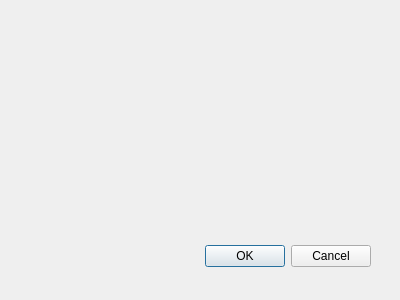
Old version of the form source/windows/model/resume/resumereadwindow.ui in the repository Who-are-me/term_paper_2022.
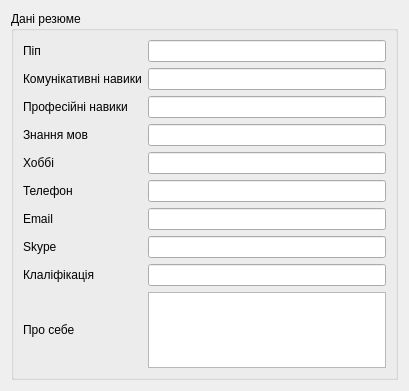
New version of the form.

What changed in the file:
```diff
--- a/source/windows/model/resume/resumereadwindow.ui
+++ b/source/windows/model/resume/resumereadwindow.ui
@@ -8,29 +8,131 @@
    <rect>
     <x>0</x>
     <y>0</y>
-    <width>400</width>
-    <height>300</height>
+    <width>409</width>
+    <height>391</height>
    </rect>
   </property>
   <property name="windowTitle">
    <string>Dialog</string>
   </property>
-  <widget name="buttonBox" class="QDialogButtonBox">
-   <property name="geometry">
-    <rect>
-     <x>30</x>
-     <y>240</y>
-     <width>341</width>
-     <height>32</height>
-    </rect>
-   </property>
-   <property name="orientation">
-    <enum>Qt::Horizontal</enum>
-   </property>
-   <property name="standardButtons">
-    <set>QDialogButtonBox::Cancel|QDialogButtonBox::Ok</set>
-   </property>
-  </widget>
+  <layout class="QGridLayout" name="gridLayout_2">
+   <item row="0" column="0" colspan="2">
+    <widget class="QGroupBox" name="groupBox">
+     <property name="title">
+      <string>Дані резюме</string>
+     </property>
+     <layout class="QGridLayout" name="gridLayout">
+      <item row="11" column="0">
+       <widget class="QLabel" name="l_company">
+        <property name="text">
+         <string>Клаліфікація</string>
+        </property>
+       </widget>
+      </item>
+      <item row="5" column="0">
+       <widget class="QLabel" name="l_city">
+        <property name="text">
+         <string>Хоббі</string>
+        </property>
+       </widget>
+      </item>
+      <item row="5" column="2">
+       <widget class="QLineEdit" name="le_hobbies"/>
+      </item>
+      <item row="2" column="0">
+       <widget class="QLabel" name="l_salary">
+        <property name="text">
+         <string>Комунікативні навики</string>
+        </property>
+       </widget>
+      </item>
+      <item row="13" column="2">
+       <widget class="QTextEdit" name="te_about_myself">
+        <property name="minimumSize">
+         <size>
+          <width>48</width>
+          <height>0</height>
+         </size>
+        </property>
+       </widget>
+      </item>
+      <item row="7" column="0">
+       <widget class="QLabel" name="l_email">
+        <property name="text">
+         <string>Email</string>
+        </property>
+       </widget>
+      </item>
+      <item row="3" column="0">
+       <widget class="QLabel" name="l_education">
+        <property name="text">
+         <string>Професійні навики</string>
+        </property>
+       </widget>
+      </item>
+      <item row="0" column="2">
+       <widget class="QLineEdit" name="le_pip"/>
+      </item>
+      <item row="4" column="2">
+       <widget class="QLineEdit" name="le_language"/>
+      </item>
+      <item row="2" column="2">
+       <widget class="QLineEdit" name="le_soft_skills"/>
+      </item>
+      <item row="4" column="0">
+       <widget class="QLabel" name="l_experience">
+        <property name="text">
+         <string>Знання мов</string>
+        </property>
+       </widget>
+      </item>
+      <item row="13" column="0">
+       <widget class="QLabel" name="l_description">
+        <property name="text">
+         <string>Про себе</string>
+        </property>
+       </widget>
+      </item>
+      <item row="6" column="0">
+       <widget class="QLabel" name="l_phone">
+        <property name="text">
+         <string>Телефон</string>
+        </property>
+       </widget>
+      </item>
+      <item row="8" column="0">
+       <widget class="QLabel" name="l_location">
+        <property name="text">
+         <string>Skype</string>
+        </property>
+       </widget>
+      </item>
+      <item row="0" column="0">
+       <widget class="QLabel" name="l_title">
+        <property name="text">
+         <string>Піп</string>
+        </property>
+       </widget>
+      </item>
+      <item row="3" column="2">
+       <widget class="QLineEdit" name="le_hard_skills"/>
+      </item>
+      <item row="6" column="2">
+       <widget class="QLineEdit" name="le_phone"/>
+      </item>
+      <item row="7" column="2">
+       <widget class="QLineEdit" name="le_email"/>
+      </item>
+      <item row="8" column="2">
+       <widget class="QLineEdit" name="le_skype"/>
+      </item>
+      <item row="11" column="2">
+       <widget class="QLineEdit" name="le_qualification"/>
+      </item>
+     </layout>
+    </widget>
+   </item>
+  </layout>
  </widget>
  <pixmapfunction/>
  <resources/>
```
Left out of the diff: 42 changed lines with no effect on the pictures.
